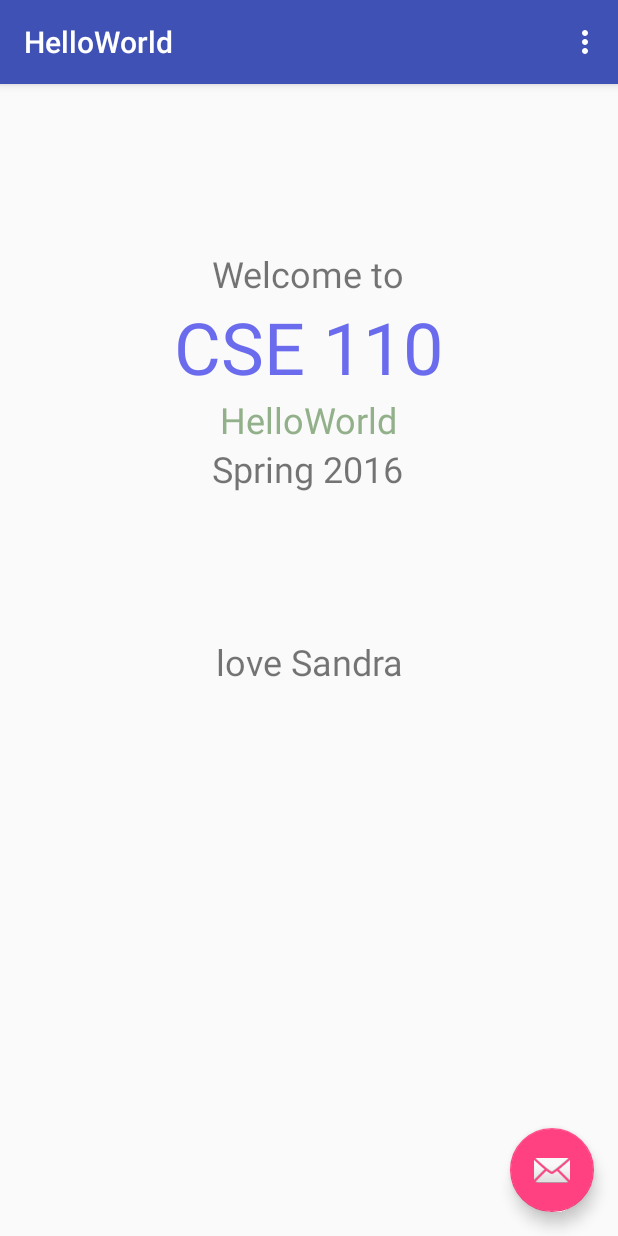
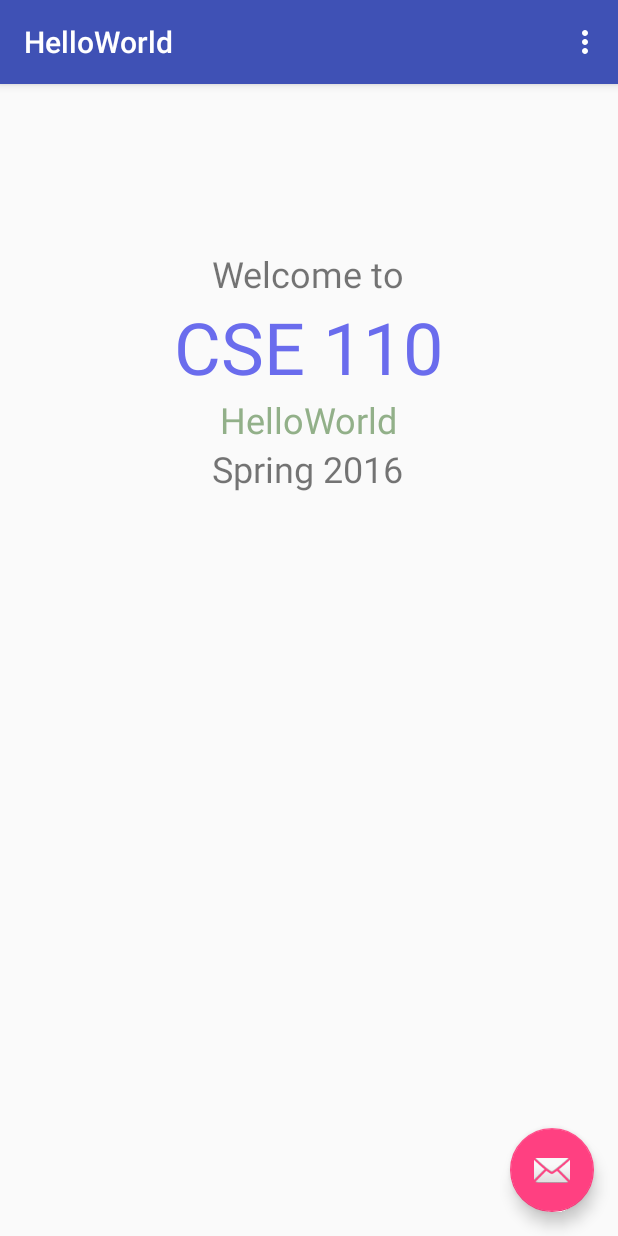
Before and after one commit to sandrasoueid/testproject, an Android app: the screen it shows after launch (MainActivity), on a phone screen of 412 x 824 dp. Run offline under Robolectric (Android 15) with nearby library versions, the phone set to English and light mode, and no system bars.

Commit message:
Revert "added text message"
This reverts commit d45beb0ef1969e6d00acfcff3aed55c832ab715f.

```diff
--- a/app/src/main/res/layout/content_main.xml
+++ b/app/src/main/res/layout/content_main.xml
@@ -51,15 +51,4 @@
         android:layout_alignLeft="@+id/textView2"
         android:layout_alignStart="@+id/textView2"
         android:textSize="24dp" />
-
-    <TextView
-        android:layout_width="wrap_content"
-        android:layout_height="wrap_content"
-        android:text="love Sandra"
-        android:id="@+id/textView5"
-        android:layout_marginTop="96dp"
-        android:textSize="24dp"
-        android:layout_below="@+id/textView4"
-        android:layout_alignRight="@+id/textView4"
-        android:layout_alignEnd="@+id/textView4" />
 </RelativeLayout>
```
